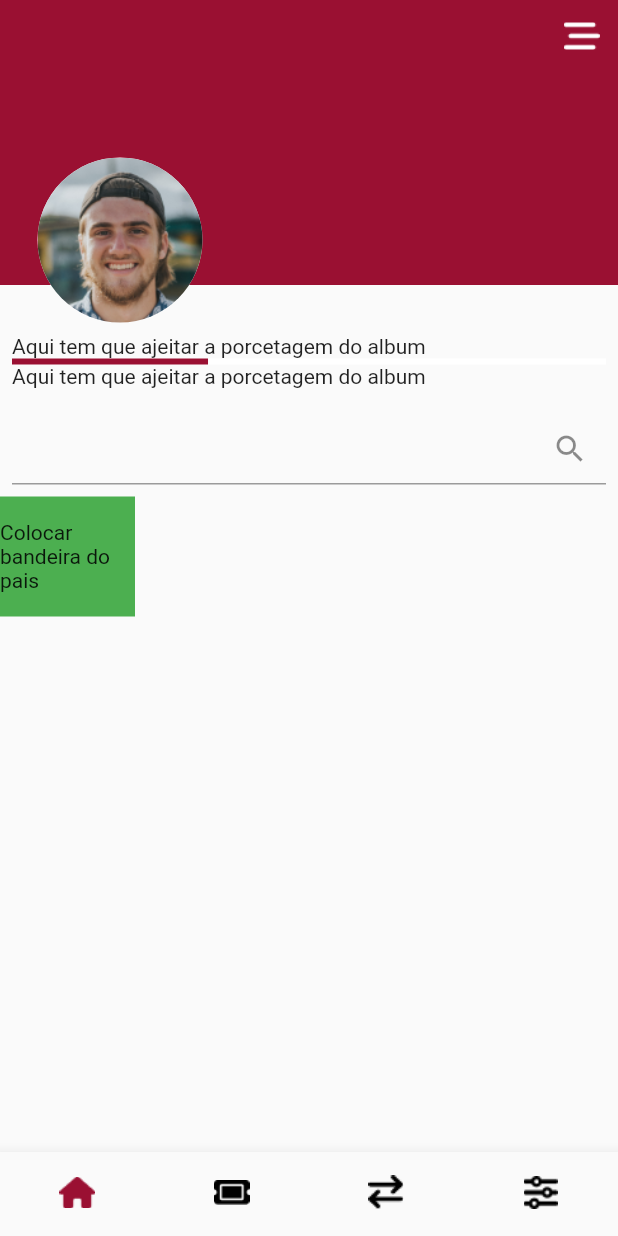
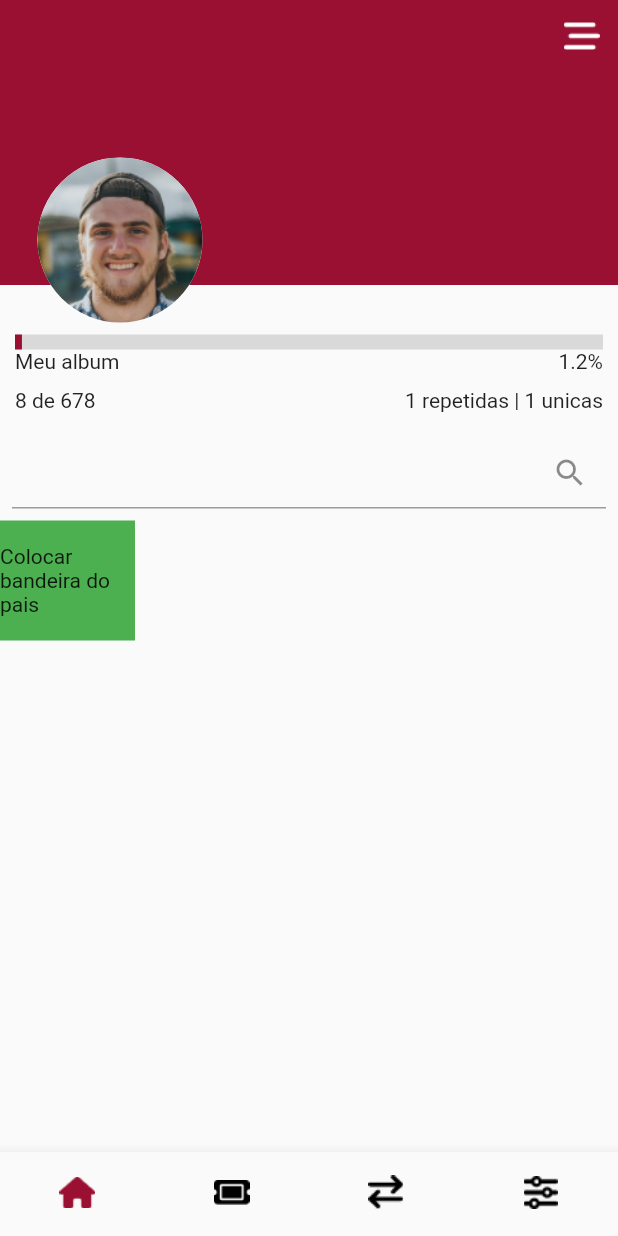
Before and after one commit to nataly-enne/sticker-swap, a Flutter app: the screen it shows after launch, on a phone screen of 412 x 824 dp. Run offline on Flutter 3.47's test engine with Material 2 defaults, Android fonts, the phone set to English and light mode, and no system bars; our stand-ins replace dio, flutter_dotenv, flutter_modular, rxdart.

Commit message:
Base do progress

```diff
--- a/client/lib/src/modules/sticker/presenter/sticker_screen.dart
+++ b/client/lib/src/modules/sticker/presenter/sticker_screen.dart
@@ -46,7 +46,9 @@ class _StickerScreenState extends ModularState<StickerScreen, StickerBloc> {
               openFilter: controller.openFilter
           ),
           StickerAlbumProgress(
-              porcentagemCompleta: controller.porcentagemCompleta
+            unicas: 1,
+            obitidas: 8,
+            repetidas: 1,
           ),
           SearchSticker(
             controller: controller.searchController,
--- a/client/lib/src/modules/sticker/presenter/widgets/sticker_album_progress.dart
+++ b/client/lib/src/modules/sticker/presenter/widgets/sticker_album_progress.dart
@@ -2,21 +2,51 @@ import 'package:flutter/material.dart';
 
 class StickerAlbumProgress extends StatelessWidget {
 
+  final int unicas;
+  final int obitidas;
+  final int repetidas;
   final double porcentagemCompleta;
-  const StickerAlbumProgress({Key? key, required this.porcentagemCompleta}) : super(key: key);
+
+  static const stickersTotal = 678;
+
+  const StickerAlbumProgress({
+    Key? key,
+    required this.unicas,
+    required this.obitidas,
+    required this.repetidas,
+  }) :  porcentagemCompleta = obitidas/stickersTotal,
+        super(key: key);
 
   @override
   Widget build(BuildContext context) {
     return Padding(
-      padding: const EdgeInsets.all(8.0),
+      padding: const EdgeInsets.symmetric(vertical: 8, horizontal: 10),
       child: Column(
         crossAxisAlignment: CrossAxisAlignment.stretch,
         children: [
-          Text("Aqui tem que ajeitar a porcetagem do album"),
           LinearProgressIndicator(
             value: porcentagemCompleta,
+            backgroundColor: const Color(0xffD9D9D9),
+            minHeight: 10,
           ),
-          Text("Aqui tem que ajeitar a porcetagem do album")
+          Row(
+            mainAxisAlignment: MainAxisAlignment.spaceBetween,
+            children: [
+              Text("Meu album"),
+              Text("${(porcentagemCompleta*100).toStringAsFixed(1)}%")
+            ],
+          ),
+
+          Padding(
+            padding: const EdgeInsets.only(top: 10),
+            child: Row(
+              mainAxisAlignment: MainAxisAlignment.spaceBetween,
+              children: [
+                Text("$obitidas de $stickersTotal"),
+                Text("$repetidas repetidas | $unicas unicas")
+              ],
+            ),
+          ),
         ],
       ),
     );
```
